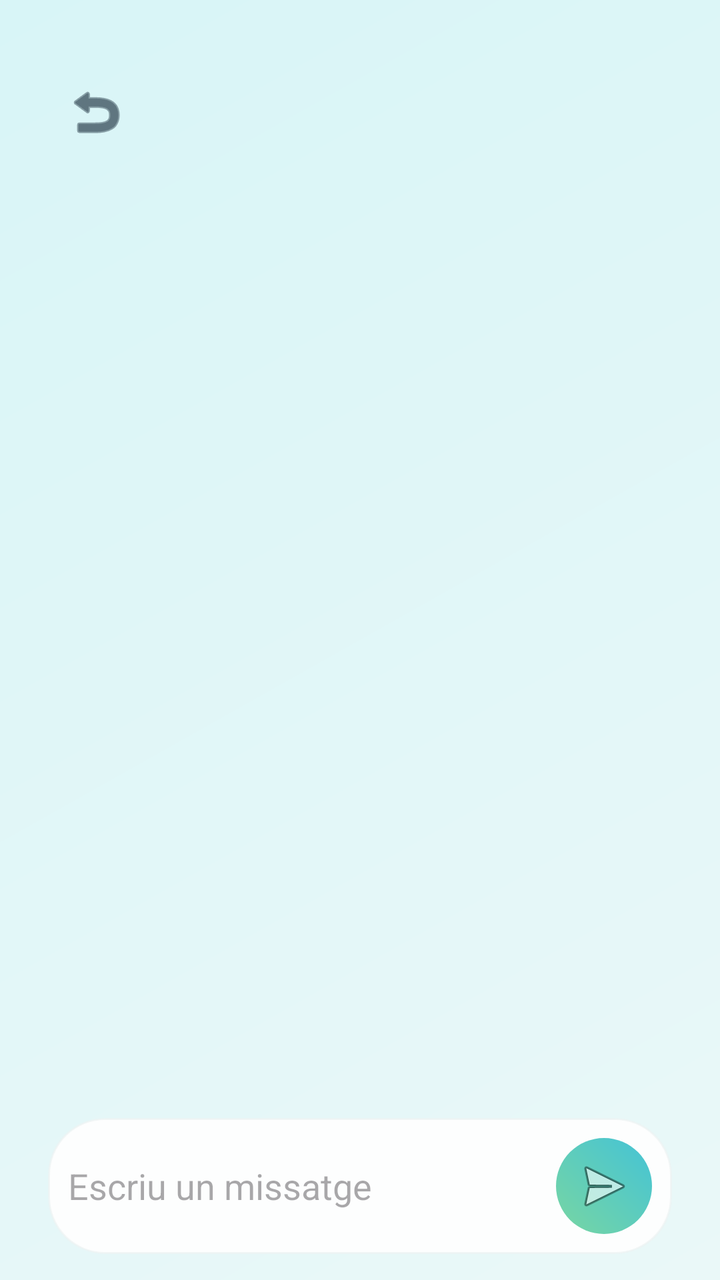
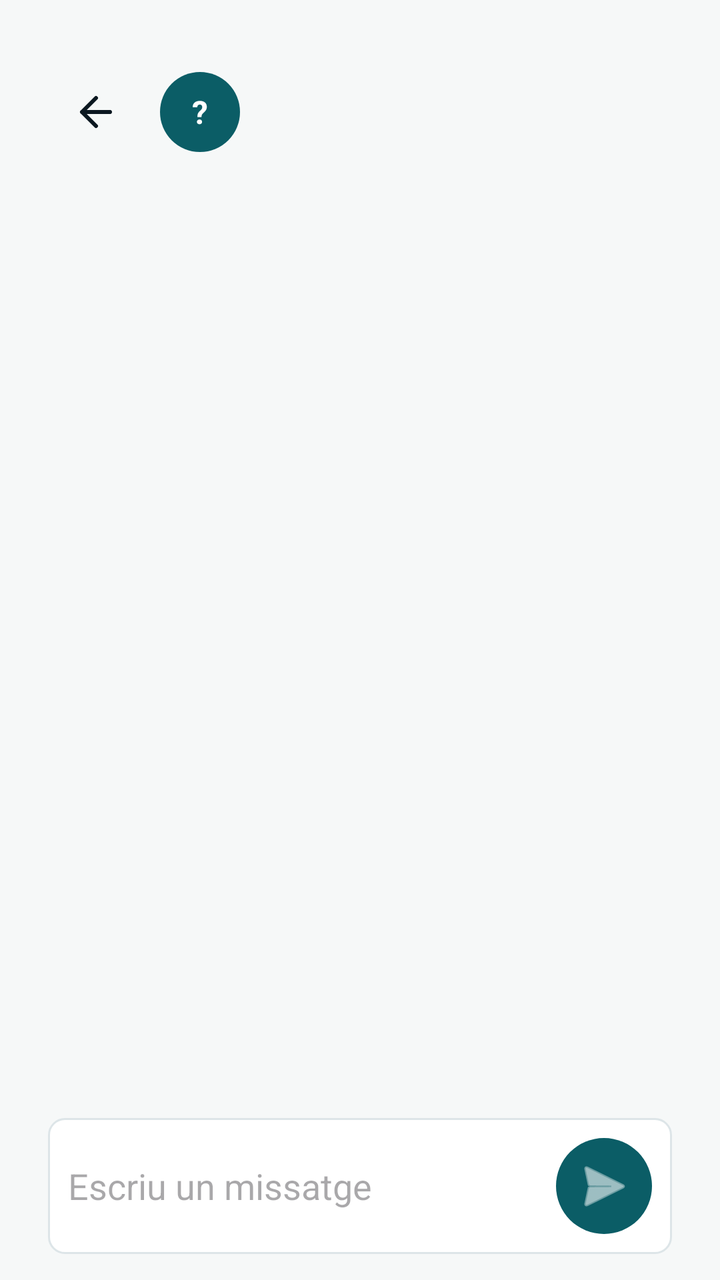

Before-and-after screenshots of an Android layout around one commit, followed by the original layout XML and the change that was made.
<!-- AndroidManifest.xml: application theme Theme.ViBaCar -->
<!-- res/layout/activity_xat.xml -->
<?xml version="1.0" encoding="utf-8"?>
<androidx.constraintlayout.widget.ConstraintLayout xmlns:android="http://schemas.android.com/apk/res/android"
    xmlns:app="http://schemas.android.com/apk/res-auto"
    android:layout_width="match_parent"
    android:layout_height="match_parent"
    android:paddingTop="24dp"
    android:paddingHorizontal="24dp"
    android:paddingBottom="5dp"
    android:background="@drawable/fons_pantalla">

    <LinearLayout
        android:id="@+id/capcalera"
        android:layout_width="0dp"
        android:layout_height="wrap_content"
        android:layout_marginTop="8dp"
        android:gravity="center_vertical"
        android:orientation="horizontal"
        app:layout_constraintEnd_toEndOf="parent"
        app:layout_constraintStart_toStartOf="parent"
        app:layout_constraintTop_toTopOf="parent">

        <ImageButton
            android:id="@+id/botoEnrere"
            android:layout_width="48dp"
            android:layout_height="48dp"
            android:background="?attr/selectableItemBackgroundBorderless"
            android:contentDescription="@string/boto_enrere"
            android:padding="8dp"
            android:src="@android:drawable/ic_menu_revert"
            app:tint="@color/color_text_fosc" />

        <TextView
            android:id="@+id/txtNomXat"
            android:layout_width="0dp"
            android:layout_height="wrap_content"
            android:layout_marginStart="12dp"
            android:layout_weight="1"
            android:textColor="@color/color_text_principal"
            android:textSize="22sp"
            android:textStyle="bold" />
    </LinearLayout>

    <androidx.recyclerview.widget.RecyclerView
        android:id="@+id/llistaMissatges"
        android:layout_width="0dp"
        android:layout_height="0dp"
        android:layout_marginTop="8dp"
        app:layout_constraintBottom_toTopOf="@id/contenidorEnviar"
        app:layout_constraintEnd_toEndOf="parent"
        app:layout_constraintStart_toStartOf="parent"
        app:layout_constraintTop_toBottomOf="@id/capcalera" />

    <LinearLayout
        android:id="@+id/contenidorEnviar"
        android:layout_width="0dp"
        android:layout_height="wrap_content"
        android:layout_marginTop="8dp"
        android:layout_marginBottom="8dp"
        android:background="@drawable/fons_targeta"
        android:elevation="8dp"
        android:gravity="center_vertical"
        android:orientation="horizontal"
        android:padding="10dp"
        app:layout_constraintBottom_toBottomOf="parent"
        app:layout_constraintEnd_toEndOf="parent"
        app:layout_constraintStart_toStartOf="parent">

        <com.google.android.material.textfield.TextInputEditText
            android:id="@+id/campMissatge"
            android:layout_width="0dp"
            android:layout_height="wrap_content"
            android:layout_weight="1"
            android:background="@android:color/transparent"
            android:hint="@string/xat_hint"
            android:minHeight="48dp" />

        <ImageButton
            android:id="@+id/botoEnviar"
            android:layout_width="48dp"
            android:layout_height="48dp"
            android:background="@drawable/fons_avatar"
            android:contentDescription="@string/boto_enviar"
            android:padding="12dp"
            android:src="@android:drawable/ic_menu_send" />
    </LinearLayout>

</androidx.constraintlayout.widget.ConstraintLayout>
<!-- resources referenced by this layout -->
<resources>
  <color name="color_text_fosc">#0D2030</color>
  <color name="color_text_principal">#17354A</color>
  <!-- drawable fons_avatar (drawable) -->
  <?xml version="1.0" encoding="utf-8"?>
  <shape xmlns:android="http://schemas.android.com/apk/res/android" android:shape="oval">
      <gradient
          android:angle="45"
          android:endColor="@color/color_principal"
          android:startColor="@color/color_secundari" />
  </shape>
  <!-- drawable fons_pantalla (drawable) -->
  <?xml version="1.0" encoding="utf-8"?>
  <shape xmlns:android="http://schemas.android.com/apk/res/android">
      <gradient
          android:angle="315"
          android:endColor="@color/color_fons"
          android:startColor="#D8F5F7" />
  </shape>
  <!-- drawable fons_targeta (drawable) -->
  <?xml version="1.0" encoding="utf-8"?>
  <shape xmlns:android="http://schemas.android.com/apk/res/android">
      <solid android:color="@color/color_targeta" />
      <corners android:radius="28dp" />
      <stroke
          android:width="1dp"
          android:color="#AAEDF4F4" />
  </shape>
  <string name="boto_enrere">Torna enrere</string>
  <string name="boto_enviar">Envia</string>
  <string name="xat_hint">Escriu un missatge</string>
  <style name="Theme.ViBaCar" parent="Base.Theme.ViBaCar" />
  <color name="color_principal">#44C3D6</color>
  <color name="color_secundari">#78D6A2</color>
  <color name="color_fons">#EAF8F8</color>
  <color name="color_targeta">#FDFEFE</color>
  <style name="Base.Theme.ViBaCar" parent="Theme.Material3.Light.NoActionBar">
          <item name="colorPrimary">@color/color_principal</item>
          <item name="colorOnPrimary">@color/color_text_clar</item>
          <item name="colorSecondary">@color/color_secundari</item>
          <item name="android:statusBarColor">@android:color/transparent</item>
          <item name="android:navigationBarColor">@color/color_fons</item>
          <item name="android:windowLightStatusBar">true</item>
          <item name="android:windowBackground">@color/color_fons</item>
      </style>
  <color name="color_text_clar">#FFFFFF</color>
</resources>

<!-- the commit's change to res/layout/activity_xat.xml (unified diff, before → after) -->
@@ -3,8 +3,8 @@
     xmlns:app="http://schemas.android.com/apk/res-auto"
     android:layout_width="match_parent"
     android:layout_height="match_parent"
+    android:paddingHorizontal="24dp"
     android:paddingTop="24dp"
-    android:paddingHorizontal="24dp"
     android:paddingBottom="5dp"
     android:background="@drawable/fons_pantalla">
 
@@ -26,17 +26,31 @@
             android:background="?attr/selectableItemBackgroundBorderless"
             android:contentDescription="@string/boto_enrere"
             android:padding="8dp"
-            android:src="@android:drawable/ic_menu_revert"
+            android:src="@drawable/ic_enrere"
             app:tint="@color/color_text_fosc" />
+
+        <TextView
+            android:id="@+id/txtAvatarXat"
+            android:layout_width="40dp"
+            android:layout_height="40dp"
+            android:layout_marginStart="8dp"
+            android:background="@drawable/fons_avatar"
+            android:foreground="?attr/selectableItemBackgroundBorderless"
+            android:gravity="center"
+            android:text="?"
+            android:textColor="@color/color_text_clar"
+            android:textSize="16sp"
+            android:textStyle="bold" />
 
         <TextView
             android:id="@+id/txtNomXat"
             android:layout_width="0dp"
             android:layout_height="wrap_content"
-            android:layout_marginStart="12dp"
+            android:layout_marginStart="10dp"
             android:layout_weight="1"
+            android:foreground="?attr/selectableItemBackgroundBorderless"
             android:textColor="@color/color_text_principal"
-            android:textSize="22sp"
+            android:textSize="18sp"
             android:textStyle="bold" />
     </LinearLayout>
 
@@ -57,7 +71,7 @@
         android:layout_marginTop="8dp"
         android:layout_marginBottom="8dp"
         android:background="@drawable/fons_targeta"
-        android:elevation="8dp"
+        android:elevation="0dp"
         android:gravity="center_vertical"
         android:orientation="horizontal"
         android:padding="10dp"
@@ -81,7 +95,8 @@
             android:background="@drawable/fons_avatar"
             android:contentDescription="@string/boto_enviar"
             android:padding="12dp"
-            android:src="@android:drawable/ic_menu_send" />
+            android:src="@android:drawable/ic_menu_send"
+            app:tint="@color/color_text_clar" />
     </LinearLayout>
 
 </androidx.constraintlayout.widget.ConstraintLayout>
<!-- resource entries referenced after the edit -->
@@ -1,40 +1,51 @@
 <!-- resources referenced by this layout -->
 <resources>
-  <color name="color_text_fosc">#0D2030</color>
-  <color name="color_text_principal">#17354A</color>
+  <color name="color_text_fosc">#0B1720</color>
+  <color name="color_text_principal">#14212B</color>
   <!-- drawable fons_avatar (drawable) -->
   <?xml version="1.0" encoding="utf-8"?>
   <shape xmlns:android="http://schemas.android.com/apk/res/android" android:shape="oval">
-      <gradient
-          android:angle="45"
-          android:endColor="@color/color_principal"
-          android:startColor="@color/color_secundari" />
+      <solid android:color="@color/color_principal" />
   </shape>
   <!-- drawable fons_pantalla (drawable) -->
   <?xml version="1.0" encoding="utf-8"?>
   <shape xmlns:android="http://schemas.android.com/apk/res/android">
-      <gradient
-          android:angle="315"
-          android:endColor="@color/color_fons"
-          android:startColor="#D8F5F7" />
+      <solid android:color="@color/color_fons_suau" />
   </shape>
   <!-- drawable fons_targeta (drawable) -->
   <?xml version="1.0" encoding="utf-8"?>
   <shape xmlns:android="http://schemas.android.com/apk/res/android">
       <solid android:color="@color/color_targeta" />
-      <corners android:radius="28dp" />
+      <corners android:radius="8dp" />
       <stroke
           android:width="1dp"
-          android:color="#AAEDF4F4" />
+          android:color="@color/color_linia" />
   </shape>
+  <!-- drawable ic_enrere (drawable) -->
+  <?xml version="1.0" encoding="utf-8"?>
+  <vector xmlns:android="http://schemas.android.com/apk/res/android"
+      android:width="24dp"
+      android:height="24dp"
+      android:viewportWidth="24"
+      android:viewportHeight="24">
+      <path
+          android:fillColor="@android:color/transparent"
+          android:strokeColor="#000000"
+          android:strokeWidth="2"
+          android:strokeLineCap="round"
+          android:strokeLineJoin="round"
+          android:pathData="M19,12 L5,12 M12,5 L5,12 L12,19" />
+  </vector>
   <string name="boto_enrere">Torna enrere</string>
   <string name="boto_enviar">Envia</string>
   <string name="xat_hint">Escriu un missatge</string>
   <style name="Theme.ViBaCar" parent="Base.Theme.ViBaCar" />
-  <color name="color_principal">#44C3D6</color>
-  <color name="color_secundari">#78D6A2</color>
-  <color name="color_fons">#EAF8F8</color>
-  <color name="color_targeta">#FDFEFE</color>
+  <color name="color_principal">#0B5D66</color>
+  <color name="color_fons_suau">#F6F8F8</color>
+  <color name="color_secundari">#2F8F67</color>
+  <color name="color_fons">#EEF3F4</color>
+  <color name="color_targeta">#FFFFFF</color>
+  <color name="color_linia">#DDE5E8</color>
   <style name="Base.Theme.ViBaCar" parent="Theme.Material3.Light.NoActionBar">
           <item name="colorPrimary">@color/color_principal</item>
           <item name="colorOnPrimary">@color/color_text_clar</item>
